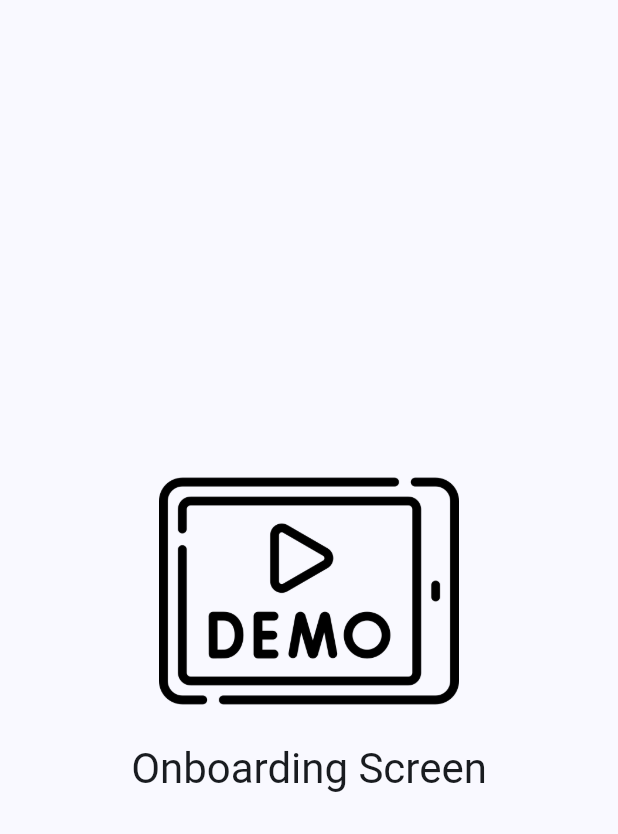
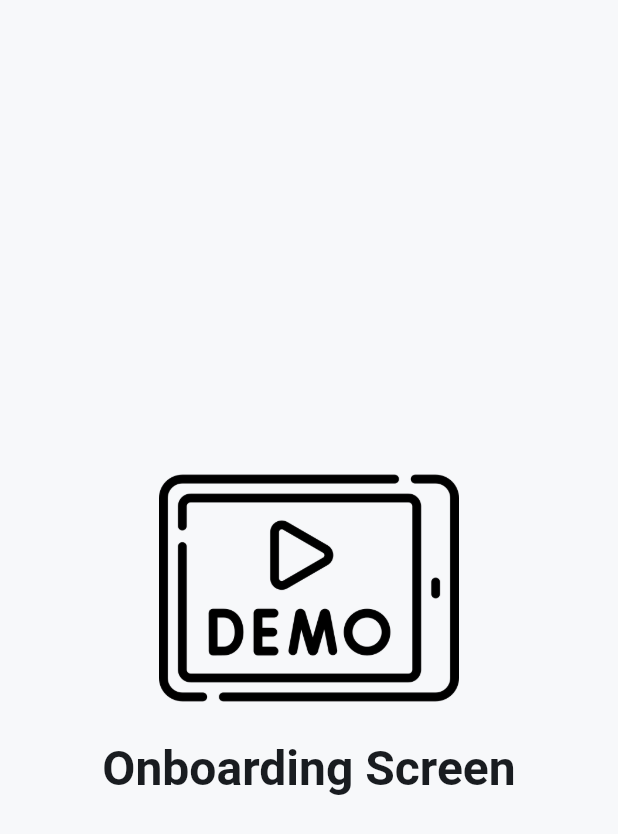
Before and after one commit to grgpratik-dev/flutter_project_setup, a Flutter app: the screen it shows after launch, on a phone screen of 412 x 824 dp. Shown: the top 834 px of the screen. Run offline on Flutter 3.47's test engine with Material 3 defaults, Android fonts, the phone set to English and light mode, and no system bars; our stand-ins replace bloc, bloc_concurrency, dio, equatable, flutter_bloc, flutter_secure_storage and 7 more.

Commit message:
Add design tokens for colors, spacing, and typography to enhance theme consistency

```diff
--- a/lib/src/app/theme/app_colors.dart
+++ b/lib/src/app/theme/app_colors.dart
@@ -5,5 +5,17 @@ import 'package:flutter/material.dart';
 /// Widgets should normally read semantic colors from
 /// `Theme.of(context).colorScheme` instead of referencing this class directly.
 abstract final class AppColors {
-  static const brandSeed = Color(0xFF1565C0);
+  static const background = Color(0xFFF7F8FA);
+  static const surface = Color(0xFFFFFFFF);
+  static const primary = Color(0xFF1565C0);
+  static const secondary = Color(0xFF5C6BC0);
+  static const accent = Color(0xFF00ACC1);
+  static const error = Color(0xFFBA1A1A);
+  static const success = Color(0xFF2E7D32);
+
+  static const darkBackground = Color(0xFF101214);
+  static const darkSurface = Color(0xFF181A1E);
+
+  /// Used to derive accessible container and on-color variants.
+  static const brandSeed = primary;
 }
--- /dev/null
+++ b/lib/src/app/theme/app_radius.dart
@@ -0,0 +1,7 @@
+/// Corner-radius tokens for common interface elements.
+abstract final class AppRadius {
+  static const double button = 18;
+  static const double card = 24;
+  static const double dialog = 28;
+  static const double circle = 100;
+}
--- /dev/null
+++ b/lib/src/app/theme/app_spacing.dart
@@ -0,0 +1,12 @@
+/// Spacing tokens used for padding, margins, gaps, and layout dimensions.
+///
+/// Prefer these semantic steps over one-off numeric values so an application's
+/// spacing scale can be changed centrally.
+abstract final class AppSpacing {
+  static const double xs = 4;
+  static const double sm = 8;
+  static const double md = 16;
+  static const double lg = 24;
+  static const double xl = 32;
+  static const double xxl = 48;
+}
--- a/lib/src/app/theme/app_theme.dart
+++ b/lib/src/app/theme/app_theme.dart
@@ -1,5 +1,9 @@
 import 'package:flutter/material.dart';
-import 'package:flutter_project_setup/src/app/theme/app_colors.dart';
+
+import 'app_colors.dart';
+import 'app_radius.dart';
+import 'app_spacing.dart';
+import 'app_typography.dart';
 
 /// Application-wide Material theme configuration.
 abstract final class AppTheme {
@@ -7,17 +11,28 @@ abstract final class AppTheme {
   static final ThemeData dark = _create(Brightness.dark);
 
   static ThemeData _create(Brightness brightness) {
-    final colorScheme = ColorScheme.fromSeed(
+    final generatedScheme = ColorScheme.fromSeed(
       seedColor: AppColors.brandSeed,
       brightness: brightness,
     );
-    const controlRadius = BorderRadius.all(Radius.circular(12));
+    final isDark = brightness == Brightness.dark;
+    final colorScheme = generatedScheme.copyWith(
+      surface: isDark ? AppColors.darkSurface : AppColors.surface,
+      primary: AppColors.primary,
+      secondary: AppColors.secondary,
+      tertiary: AppColors.accent,
+      error: AppColors.error,
+    );
+    const buttonRadius = BorderRadius.all(Radius.circular(AppRadius.button));
 
     return ThemeData(
       useMaterial3: true,
       brightness: brightness,
       colorScheme: colorScheme,
-      scaffoldBackgroundColor: colorScheme.surface,
+      scaffoldBackgroundColor: isDark
+          ? AppColors.darkBackground
+          : AppColors.background,
+      textTheme: AppTypography.textTheme,
       visualDensity: VisualDensity.adaptivePlatformDensity,
       appBarTheme: AppBarTheme(
         elevation: 0,
@@ -30,50 +45,60 @@ abstract final class AppTheme {
         filled: true,
         fillColor: colorScheme.surfaceContainerHighest,
         contentPadding: const EdgeInsets.symmetric(
-          horizontal: 16,
-          vertical: 14,
+          horizontal: AppSpacing.md,
+          vertical: AppSpacing.md,
         ),
-        border: const OutlineInputBorder(borderRadius: controlRadius),
+        border: const OutlineInputBorder(borderRadius: buttonRadius),
         enabledBorder: OutlineInputBorder(
-          borderRadius: controlRadius,
+          borderRadius: buttonRadius,
           borderSide: BorderSide(color: colorScheme.outlineVariant),
         ),
         focusedBorder: OutlineInputBorder(
-          borderRadius: controlRadius,
+          borderRadius: buttonRadius,
           borderSide: BorderSide(color: colorScheme.primary, width: 2),
         ),
         errorBorder: OutlineInputBorder(
-          borderRadius: controlRadius,
+          borderRadius: buttonRadius,
           borderSide: BorderSide(color: colorScheme.error),
         ),
         focusedErrorBorder: OutlineInputBorder(
-          borderRadius: controlRadius,
+          borderRadius: buttonRadius,
           borderSide: BorderSide(color: colorScheme.error, width: 2),
         ),
       ),
       filledButtonTheme: FilledButtonThemeData(
         style: FilledButton.styleFrom(
           minimumSize: const Size.fromHeight(48),
-          shape: const RoundedRectangleBorder(borderRadius: controlRadius),
+          shape: const RoundedRectangleBorder(borderRadius: buttonRadius),
         ),
       ),
       outlinedButtonTheme: OutlinedButtonThemeData(
         style: OutlinedButton.styleFrom(
           minimumSize: const Size.fromHeight(48),
-          shape: const RoundedRectangleBorder(borderRadius: controlRadius),
+          shape: const RoundedRectangleBorder(borderRadius: buttonRadius),
           side: BorderSide(color: colorScheme.outline),
         ),
       ),
       textButtonTheme: TextButtonThemeData(
         style: TextButton.styleFrom(
-          shape: const RoundedRectangleBorder(borderRadius: controlRadius),
+          shape: const RoundedRectangleBorder(borderRadius: buttonRadius),
+        ),
+      ),
+      cardTheme: const CardThemeData(
+        shape: RoundedRectangleBorder(
+          borderRadius: BorderRadius.all(Radius.circular(AppRadius.card)),
+        ),
+      ),
+      dialogTheme: const DialogThemeData(
+        shape: RoundedRectangleBorder(
+          borderRadius: BorderRadius.all(Radius.circular(AppRadius.dialog)),
         ),
       ),
       snackBarTheme: SnackBarThemeData(
         behavior: SnackBarBehavior.floating,
         backgroundColor: colorScheme.inverseSurface,
         contentTextStyle: TextStyle(color: colorScheme.onInverseSurface),
-        shape: const RoundedRectangleBorder(borderRadius: controlRadius),
+        shape: const RoundedRectangleBorder(borderRadius: buttonRadius),
       ),
       dividerTheme: DividerThemeData(
         color: colorScheme.outlineVariant,
--- /dev/null
+++ b/lib/src/app/theme/app_typography.dart
@@ -0,0 +1,45 @@
+import 'package:flutter/material.dart';
+
+/// Framework-independent typography tokens used to build the Material theme.
+///
+/// Widgets should normally use `Theme.of(context).textTheme` so text colors
+/// adapt automatically to the active light or dark theme.
+abstract final class AppTypography {
+  static const display = TextStyle(
+    fontSize: 48,
+    height: 56 / 48,
+    fontWeight: FontWeight.w700,
+  );
+
+  static const headline = TextStyle(
+    fontSize: 32,
+    height: 40 / 32,
+    fontWeight: FontWeight.w700,
+  );
+
+  static const title = TextStyle(
+    fontSize: 20,
+    height: 28 / 20,
+    fontWeight: FontWeight.w600,
+  );
+
+  static const body = TextStyle(
+    fontSize: 16,
+    height: 24 / 16,
+    fontWeight: FontWeight.w400,
+  );
+
+  static const caption = TextStyle(
+    fontSize: 12,
+    height: 16 / 12,
+    fontWeight: FontWeight.w400,
+  );
+
+  static const textTheme = TextTheme(
+    displayLarge: display,
+    headlineMedium: headline,
+    titleLarge: title,
+    bodyMedium: body,
+    labelSmall: caption,
+  );
+}
```
Also changed, not shown: 2 other files.
